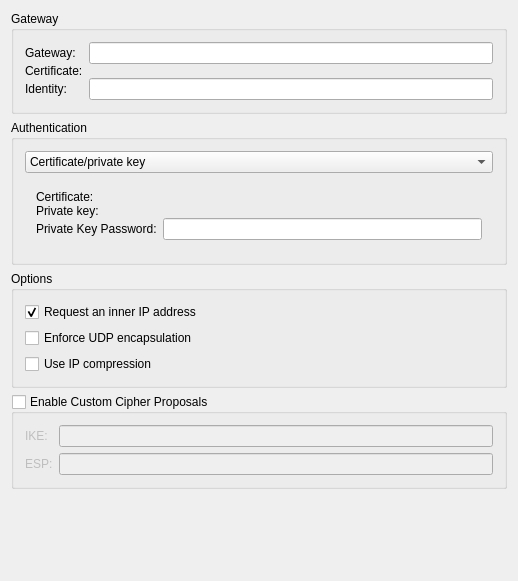
Old version of the form src/desktop/kde/plasma-nm/vpn/strongswan/strongswanprop.ui in the repository HungLo2020/MattOS.
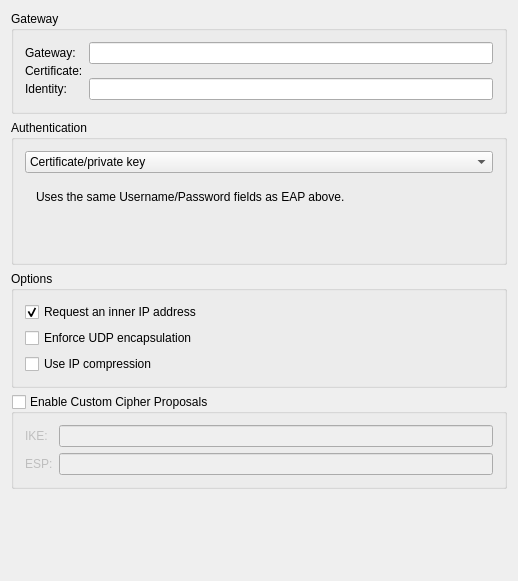
New version of the form. The open tabs and pages were chosen to show the change. Custom widgets are drawn as their Qt base class.

The edit to the form file:
```diff
--- a/src/desktop/kde/plasma-nm/vpn/strongswan/strongswanprop.ui
+++ b/src/desktop/kde/plasma-nm/vpn/strongswan/strongswanprop.ui
@@ -264,6 +264,23 @@
           </item>
          </layout>
         </widget>
+        <widget class="QWidget" name="page_5">
+         <layout class="QFormLayout" name="formLayout_5">
+          <property name="fieldGrowthPolicy">
+           <enum>QFormLayout::ExpandingFieldsGrow</enum>
+          </property>
+          <property name="verticalSpacing">
+           <number>0</number>
+          </property>
+          <item row="0" column="0">
+           <widget class="QLabel" name="label_eapttls_info">
+            <property name="text">
+             <string>Uses the same Username/Password fields as EAP above.</string>
+            </property>
+           </widget>
+          </item>
+         </layout>
+        </widget>
        </widget>
       </item>
      </layout>
```
Left out of the diff: 5 changed lines with no effect on the pictures.
